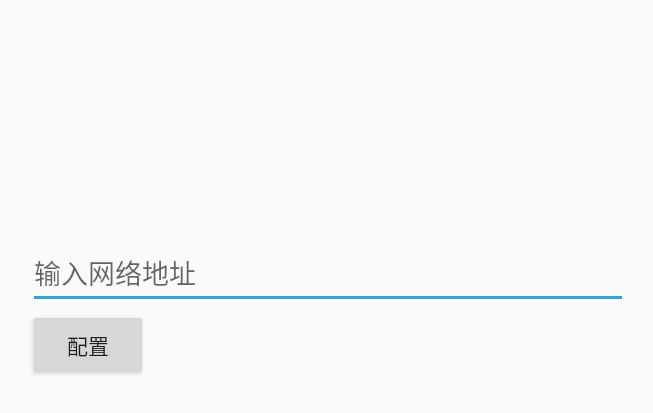
After one commit to YLPJ/yl_android_pj, an Android app: the IPconfigActivity screen opened directly, with no data from a screen before it, on a phone screen of 824 x 412 dp (held sideways). The commit adds this screen. Shown: the top 413 px of the screen, without its empty margins (290-943 px from the left). Run offline under Robolectric (Android 15) with nearby library versions, the phone set to English and light mode, and no system bars; our stand-ins replace ButterKnife; libraries missing offline, so code that uses them is left out: org.xutils, org.xutils.x.

Commit message:
增加了配网页面和activity

```diff
--- a/app/src/main/java/com/liwen/dor/constant/SPConstant.java
+++ b/app/src/main/java/com/liwen/dor/constant/SPConstant.java
@@ -16,15 +16,8 @@ public interface SPConstant {
     /**
      *
      */
-    String SP_USER_BASE = "saveUserBase";
+    String IP_TEXT = "ip_text";
 
-    String SP_USER_AND_EQUIPMENT = "saveUserAndEquipment";
-
-//    String SP_CITY_BASE = "saveCityBase";
-    /**
-     *
-     */
-    String SP_USER_NAMES = "user_names";
     /**
      * 系统下载ID
      */
--- /dev/null
+++ b/app/src/main/java/com/liwen/dor/ui/IPconfigActivity.java
@@ -0,0 +1,63 @@
+package com.liwen.dor.ui;
+
+import android.app.Activity;
+import android.os.Bundle;
+import android.view.View;
+import android.widget.Button;
+import android.widget.EditText;
+import android.widget.Toast;
+
+import com.liwen.dor.R;
+import com.liwen.dor.constant.SPConstant;
+import com.liwen.dor.util.SpUtil;
+
+import butterknife.BindView;
+import butterknife.ButterKnife;
+import butterknife.OnClick;
+
+/**
+ * Created by ldn on 2018/5/8.
+ */
+
+public class IPconfigActivity extends Activity {
+
+    @BindView(R.id.editText_ipconfig)
+    EditText editText_ipconfig;
+
+    @BindView(R.id.button_ipconfig)
+    Button button_ipconfig;
+
+    @Override
+    protected void onCreate(Bundle savedInstanceState) {
+        super.onCreate(savedInstanceState);
+        setContentView(R.layout.activity_netseting);
+        ButterKnife.bind(this);
+        init();//初始化 业务
+    }
+
+    private void init()
+    {
+        //todo 光人！哪用本地保存的ip变量 就抄下面这句话就行
+        String ip_text = SpUtil.getSP(SPConstant.IP_TEXT, String.class);//读取 本地保存的ip地址
+        if (!"null".equals(ip_text)) {
+            editText_ipconfig.setText(ip_text);//赋值给页面控件
+        }
+
+    }
+
+    @OnClick({R.id.button_ipconfig})
+    public void buttonOnClick(View v) {
+        switch (v.getId()) {
+            //点击配置按钮后，保存本地文件；弹出一个提示
+            case R.id.button_ipconfig:
+                String ip_text=editText_ipconfig.getText().toString();
+                SpUtil.saveSP(SPConstant.IP_TEXT,ip_text);
+                Toast.makeText(this, "配置完成", Toast.LENGTH_SHORT).show();
+                break;
+
+        }
+    }
+
+
+
+}
--- /dev/null
+++ b/app/src/main/res/layout/activity_netseting.xml
@@ -0,0 +1,45 @@
+<?xml version="1.0" encoding="utf-8"?>
+<LinearLayout xmlns:android="http://schemas.android.com/apk/res/android"
+    xmlns:app="http://schemas.android.com/apk/res-auto"
+    xmlns:tools="http://schemas.android.com/tools"
+    android:layout_width="match_parent"
+    android:layout_height="match_parent">
+
+    <android.support.constraint.ConstraintLayout
+        android:layout_width="match_parent"
+        android:layout_height="match_parent">
+
+        <LinearLayout
+            android:layout_width="wrap_content"
+            android:layout_height="wrap_content"
+            android:layout_marginBottom="8dp"
+            android:layout_marginEnd="8dp"
+            android:layout_marginStart="8dp"
+            android:layout_marginTop="8dp"
+            android:orientation="vertical"
+            app:layout_constraintBottom_toBottomOf="parent"
+            app:layout_constraintEnd_toEndOf="parent"
+            app:layout_constraintStart_toStartOf="parent"
+            app:layout_constraintTop_toTopOf="parent">
+
+            <EditText
+                android:id="@+id/editText_ipconfig"
+                android:layout_width="400dp"
+                android:layout_height="wrap_content"
+                android:ems="10"
+                android:inputType="textPersonName"
+                android:hint="输入网络地址"
+                tools:layout_editor_absoluteX="166dp"
+                tools:layout_editor_absoluteY="109dp" />
+
+            <Button
+                android:id="@+id/button_ipconfig"
+                android:layout_width="80dp"
+                android:layout_height="wrap_content"
+                android:text="配置"
+                tools:layout_editor_absoluteX="166dp"
+                tools:layout_editor_absoluteY="181dp" />
+        </LinearLayout>
+
+    </android.support.constraint.ConstraintLayout>
+</LinearLayout>
```
Also changed, not shown: app/src/main/AndroidManifest.xml (+15 -5 lines), app/src/main/java/com/liwen/dor/ui/LoginActivity.java (+11 -1 lines), app/src/main/res/layout/activity_login.xml (+15 -4 lines).
